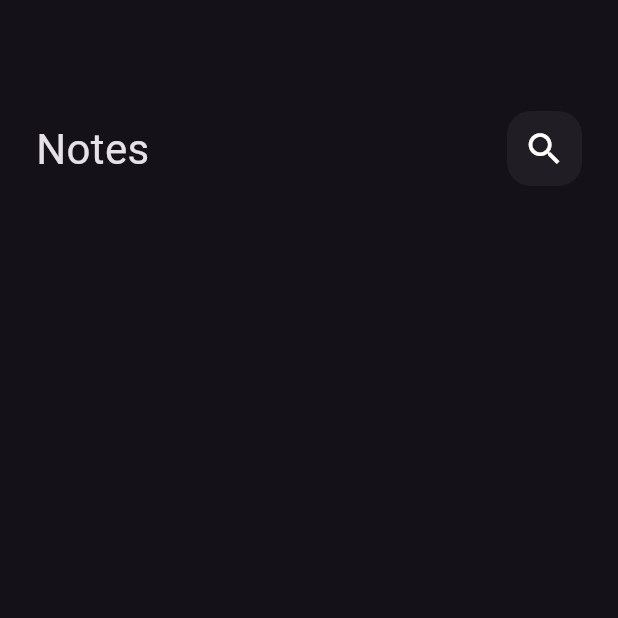
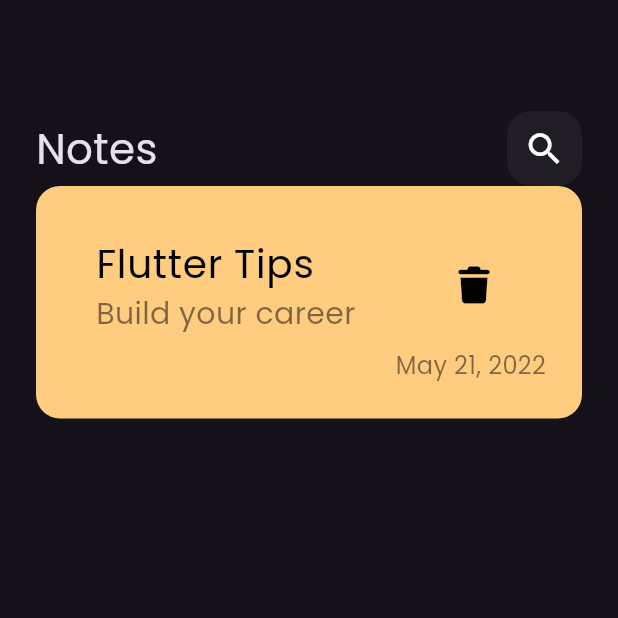
Before and after one commit to mohamed-eid-f/notes_app_hive_bloc, a Flutter app: the screen it shows after launch, on a phone screen of 412 x 824 dp, the top half of it. Run offline on Flutter 3.47's test engine with Material 3 defaults, Android fonts, the phone set to English and light mode, and no system bars; our stand-ins replace font_awesome_flutter.

Commit message:
create note item

```diff
--- a/lib/main.dart
+++ b/lib/main.dart
@@ -1,5 +1,5 @@
-import 'package:flutter/material.dart';
-import 'package:notes_app_hive_bloc/views/notes_view.dart';
+import "package:flutter/material.dart";
+import "package:notes_app_hive_bloc/views/notes_view.dart";
 
 void main() {
   runApp(const NotesApp());
@@ -11,7 +11,7 @@
   @override
   Widget build(BuildContext context) {
     return MaterialApp(
-      theme: ThemeData(brightness: Brightness.dark),
+      theme: ThemeData(brightness: Brightness.dark, fontFamily: "Poppins"),
       home: const NotesView(),
     );
   }
--- a/lib/views/notes_view.dart
+++ b/lib/views/notes_view.dart
@@ -1,5 +1,5 @@
-import 'package:flutter/material.dart';
-import 'package:notes_app_hive_bloc/views/widgets/notes_view_body.dart';
+import "package:flutter/material.dart";
+import "package:notes_app_hive_bloc/views/widgets/notes_view_body.dart";
 
 class NotesView extends StatelessWidget {
   const NotesView({super.key});
--- a/lib/views/widgets/custom_appbar.dart
+++ b/lib/views/widgets/custom_appbar.dart
@@ -1,5 +1,5 @@
-import 'package:flutter/material.dart';
-import 'package:notes_app_hive_bloc/views/widgets/custom_search_icon.dart';
+import "package:flutter/material.dart";
+import "package:notes_app_hive_bloc/views/widgets/custom_search_icon.dart";
 
 class CustomAppbar extends StatelessWidget {
   const CustomAppbar({super.key});
--- /dev/null
+++ b/lib/views/widgets/note_item.dart
@@ -0,0 +1,50 @@
+import "package:flutter/material.dart";
+import "package:font_awesome_flutter/font_awesome_flutter.dart";
+
+class NoteItem extends StatelessWidget {
+  const NoteItem({super.key});
+
+  @override
+  Widget build(BuildContext context) {
+    return Container(
+      padding: EdgeInsets.all(24),
+      decoration: BoxDecoration(
+        color: Color(0xffffcc80),
+        borderRadius: BorderRadius.circular(16),
+      ),
+      child: Column(
+        crossAxisAlignment: CrossAxisAlignment.end,
+        children: [
+          ListTile(
+            title: Text(
+              "Flutter Tips",
+              style: TextStyle(color: Colors.black, fontSize: 26),
+            ),
+            subtitle: Text(
+              "Build your career",
+              style: TextStyle(
+                color: Colors.black.withValues(alpha: 0.5),
+                fontSize: 20,
+              ),
+            ),
+            trailing: IconButton(
+              onPressed: () {},
+              icon: FaIcon(
+                FontAwesomeIcons.trash,
+                color: Colors.black,
+                size: 24,
+              ),
+            ),
+          ),
+          Text(
+            "May 21, 2022",
+            style: TextStyle(
+              color: Colors.black.withValues(alpha: 0.5),
+              fontSize: 16,
+            ),
+          ),
+        ],
+      ),
+    );
+  }
+}
--- a/lib/views/widgets/notes_view_body.dart
+++ b/lib/views/widgets/notes_view_body.dart
@@ -1,5 +1,7 @@
-import 'package:flutter/material.dart';
-import 'package:notes_app_hive_bloc/views/widgets/custom_appbar.dart';
+import "package:flutter/material.dart";
+import "package:font_awesome_flutter/font_awesome_flutter.dart";
+import "package:notes_app_hive_bloc/views/widgets/custom_appbar.dart";
+import "package:notes_app_hive_bloc/views/widgets/note_item.dart";
 
 class NotesViewBody extends StatelessWidget {
   const NotesViewBody({super.key});
@@ -7,8 +9,10 @@
   @override
   Widget build(BuildContext context) {
     return Padding(
-      padding: const EdgeInsets.all(24.0),
-      child: Column(children: [SizedBox(height: 50), CustomAppbar()]),
+      padding: EdgeInsets.all(24.0),
+      child: Column(
+        children: [SizedBox(height: 50), CustomAppbar(), NoteItem()],
+      ),
     );
   }
 }
```
Also changed, not shown: analysis_options.yaml (+12 -3 lines), logs/flutter_daemon.txt (deleted, +0 -31 lines), pubspec.yaml (+6 -4 lines), assets/fonts/Poppins-Regular.ttf (added), pubspec.lock, 1 other file.
